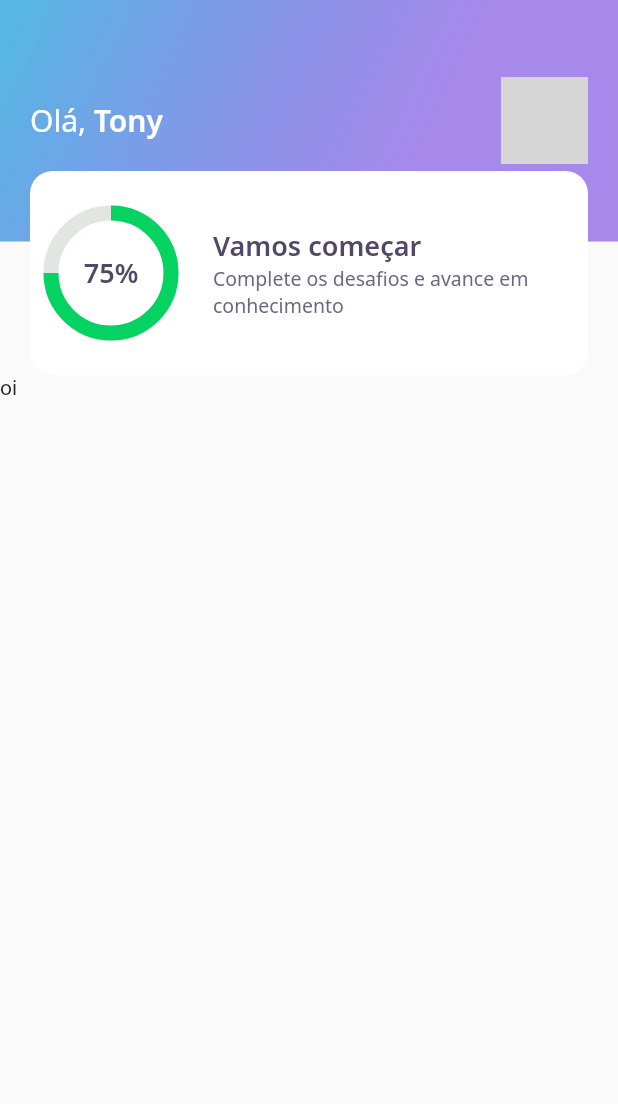
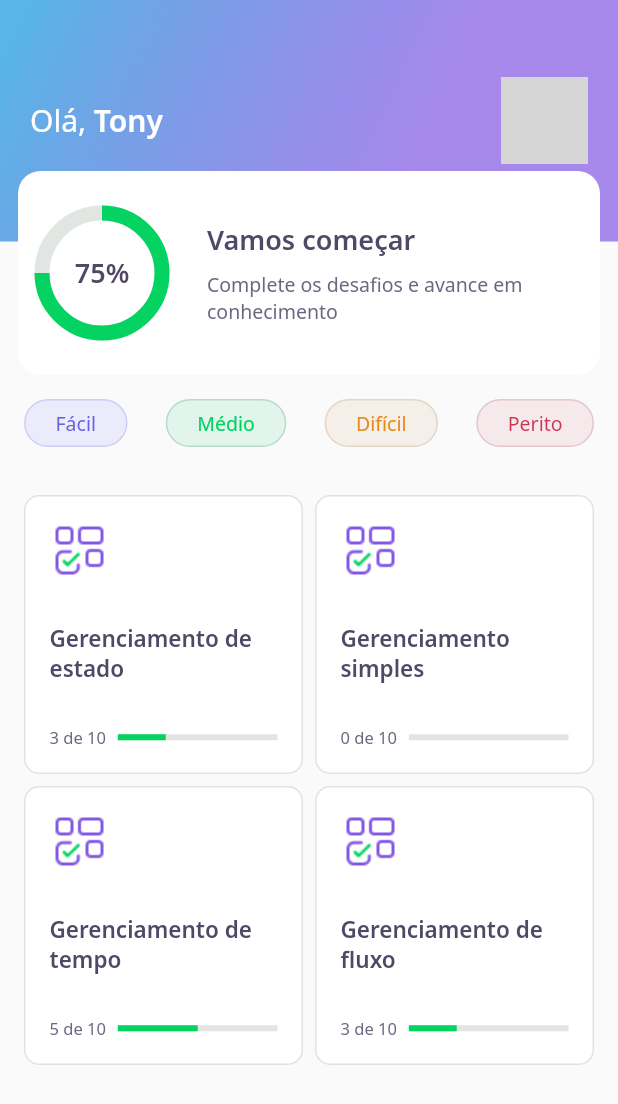
Before and after one commit to otonielduarte/nlw-05-flutter, a Flutter app: the HomePage screen opened directly, on a phone screen of 412 x 824 dp. Shown: the top 1104 px of the screen. Run offline on Flutter 3.47's test engine with Material 2 defaults, Android fonts, the phone set to English and light mode, and no system bars; our stand-ins replace google_fonts; network calls fail; grey boxes are pictures that could not be loaded.

Commit message:
Lesson 2

```diff
--- a/lib/core/app_widget.dart
+++ b/lib/core/app_widget.dart
@@ -1,12 +1,14 @@
 import 'package:flutter/material.dart';
+import 'package:flutter_nlw_05/challenge/challenge_page.dart';
 import 'package:flutter_nlw_05/home/home_page.dart';
 
 class AppWidget extends StatelessWidget {
   @override
   Widget build(BuildContext context) {
     return MaterialApp(
+      debugShowCheckedModeBanner: false,
       title: "DevQuiz",
-      home: HomePage(),
+      home: ChallengePage(),
     );
   }
 }
--- a/lib/home/home_page.dart
+++ b/lib/home/home_page.dart
@@ -1,5 +1,8 @@
 import 'package:flutter/material.dart';
+import 'package:flutter_nlw_05/core/core.dart';
 import 'package:flutter_nlw_05/home/widgets/appbar/app_bar_widget.dart';
+import 'package:flutter_nlw_05/home/widgets/level_button/level_button_widget.dart';
+import 'package:flutter_nlw_05/home/widgets/quizCard/quiz_card_widget.dart';
 
 class HomePage extends StatefulWidget {
   HomePage({Key? key}) : super(key: key);
@@ -14,7 +17,57 @@ class _HomePageState extends State<HomePage> {
     return Scaffold(
       appBar: AppBarWidget(),
       body: Container(
-        child: Text('oi'),
+        padding: EdgeInsets.all(16),
+        child: Column(
+          children: [
+            Row(
+              mainAxisAlignment: MainAxisAlignment.spaceBetween,
+              children: [
+                LevelButton("Fácil"),
+                LevelButton("Médio"),
+                LevelButton("Difícil"),
+                LevelButton("Perito"),
+              ],
+            ),
+            SizedBox(height: 16),
+            Expanded(
+              child: Container(
+                child: GridView.count(
+                  crossAxisCount: 2,
+                  crossAxisSpacing: 8,
+                  mainAxisSpacing: 8,
+                  padding: EdgeInsets.only(top: 16),
+                  children: [
+                    QuizCard(
+                      "Gerenciamento de estado",
+                      iconAsset: AppImages.blocks,
+                      current: 3,
+                      max: 10,
+                    ),
+                    QuizCard(
+                      "Gerenciamento simples",
+                      iconAsset: AppImages.blocks,
+                      current: 0,
+                      max: 10,
+                    ),
+                    QuizCard(
+                      "Gerenciamento de tempo",
+                      iconAsset: AppImages.blocks,
+                      current: 5,
+                      max: 10,
+                    ),
+                    QuizCard(
+                      "Gerenciamento de fluxo",
+                      iconAsset: AppImages.blocks,
+                      current: 3,
+                      max: 10,
+                    ),
+                  ],
+                ),
+              ),
+            )
+          ],
+        ),
       ),
     );
   }
--- a/lib/home/widgets/appbar/app_bar_widget.dart
+++ b/lib/home/widgets/appbar/app_bar_widget.dart
@@ -46,7 +46,10 @@ class AppBarWidget extends PreferredSize {
                     ],
                   ),
                 ),
-                Align(alignment: Alignment(0.0, 1.0), child: ScoreCardWidget()),
+                Align(
+                  alignment: Alignment(0.0, 1.0),
+                  child: ScoreCardWidget(),
+                ),
               ],
             ),
           ),
--- /dev/null
+++ b/lib/home/widgets/level_button/level_button_widget.dart
@@ -0,0 +1,62 @@
+import 'package:flutter/material.dart';
+import 'package:flutter_nlw_05/core/core.dart';
+import 'package:google_fonts/google_fonts.dart';
+
+class LevelButton extends StatelessWidget {
+  final String _name;
+
+  LevelButton(
+    this._name, {
+    Key? key,
+  }) : super(key: key);
+
+  final config = {
+    "Fácil": {
+      "color": AppColors.levelButtonFacil,
+      "borderColor": AppColors.levelButtonBorderFacil,
+      "fontColor": AppColors.levelButtonTextFacil
+    },
+    "Médio": {
+      "color": AppColors.levelButtonMedio,
+      "borderColor": AppColors.levelButtonBorderMedio,
+      "fontColor": AppColors.levelButtonTextMedio
+    },
+    "Difícil": {
+      "color": AppColors.levelButtonDificil,
+      "borderColor": AppColors.levelButtonBorderDificil,
+      "fontColor": AppColors.levelButtonTextDificil
+    },
+    "Perito": {
+      "color": AppColors.levelButtonPerito,
+      "borderColor": AppColors.levelButtonBorderPerito,
+      "fontColor": AppColors.levelButtonTextPerito
+    },
+  };
+
+  Color get color => config[_name]!['color']!;
+  Color get borderColor => config[_name]!['borderColor']!;
+  Color get fontColor => config[_name]!['fontColor']!;
+
+  @override
+  Widget build(BuildContext context) {
+    return Container(
+      decoration: BoxDecoration(
+        borderRadius: BorderRadius.circular(28),
+        border: Border.fromBorderSide(BorderSide(color: borderColor)),
+        color: color,
+      ),
+      child: Padding(
+        padding: const EdgeInsets.symmetric(horizontal: 20, vertical: 6),
+        child: Text(
+          _name,
+          style: GoogleFonts.notoSans(
+            color: fontColor,
+            fontWeight: FontWeight.w400,
+            backgroundColor: color,
+            fontSize: 13,
+          ),
+        ),
+      ),
+    );
+  }
+}
--- /dev/null
+++ b/lib/home/widgets/quizCard/quiz_card_widget.dart
@@ -0,0 +1,60 @@
+import 'package:flutter/material.dart';
+import 'package:flutter_nlw_05/core/core.dart';
+import 'package:flutter_nlw_05/shared/widgets/progress_indicator_widget.dart';
+
+class QuizCard extends StatelessWidget {
+  final String iconAsset;
+  final String _title;
+  final int current;
+  final int max;
+  const QuizCard(
+    this._title, {
+    Key? key,
+    required this.iconAsset,
+    required this.current,
+    required this.max,
+  }) : super(key: key);
+
+  @override
+  Widget build(BuildContext context) {
+    return Container(
+      padding: EdgeInsets.all(16),
+      decoration: BoxDecoration(
+        border: Border.fromBorderSide(BorderSide(color: AppColors.border)),
+        color: AppColors.white,
+        borderRadius: BorderRadius.circular(10),
+      ),
+      child: Column(
+        mainAxisAlignment: MainAxisAlignment.spaceBetween,
+        crossAxisAlignment: CrossAxisAlignment.start,
+        children: [
+          Container(
+            width: 40,
+            height: 40,
+            child: Image.asset(iconAsset),
+          ),
+          Text(
+            _title,
+            style: AppTextStyles.heading15,
+          ),
+          Row(
+            children: [
+              Padding(
+                padding: const EdgeInsets.only(right: 8),
+                child: Text(
+                  '$current de $max',
+                  style: AppTextStyles.body11,
+                ),
+              ),
+              Expanded(
+                child: ProgressIndicatorWidget(
+                  value: current / max,
+                ),
+              ),
+            ],
+          )
+        ],
+      ),
+    );
+  }
+}
--- a/lib/home/widgets/score_card/score_card_widget.dart
+++ b/lib/home/widgets/score_card/score_card_widget.dart
@@ -11,7 +11,7 @@ class _ScoreCardWidgetState extends State<ScoreCardWidget> {
   @override
   Widget build(BuildContext context) {
     return Container(
-      margin: EdgeInsets.symmetric(horizontal: 20),
+      margin: EdgeInsets.symmetric(horizontal: 12),
       height: 136,
       width: double.maxFinite,
       padding: EdgeInsets.symmetric(horizontal: 10),
@@ -20,6 +20,7 @@ class _ScoreCardWidgetState extends State<ScoreCardWidget> {
         borderRadius: BorderRadius.circular(15),
       ),
       child: Row(
+        crossAxisAlignment: CrossAxisAlignment.center,
         children: [
           Expanded(flex: 1, child: ChartWidget()),
           Expanded(
@@ -31,6 +32,7 @@ class _ScoreCardWidgetState extends State<ScoreCardWidget> {
                 mainAxisAlignment: MainAxisAlignment.center,
                 children: [
                   Text("Vamos começar", style: AppTextStyles.heading),
+                  SizedBox(height: 8),
                   Text(
                     "Complete os desafios e avance em conhecimento",
                     style: AppTextStyles.body,
--- /dev/null
+++ b/lib/shared/widgets/progress_indicator_widget.dart
@@ -0,0 +1,20 @@
+import 'package:flutter/material.dart';
+import 'package:flutter_nlw_05/core/core.dart';
+
+class ProgressIndicatorWidget extends StatelessWidget {
+  final double value;
+
+  const ProgressIndicatorWidget({
+    Key? key,
+    required this.value,
+  }) : super(key: key);
+
+  @override
+  Widget build(BuildContext context) {
+    return LinearProgressIndicator(
+      value: value,
+      backgroundColor: AppColors.chartSecondary,
+      valueColor: AlwaysStoppedAnimation<Color>(AppColors.chartPrimary),
+    );
+  }
+}
```
Also changed, not shown: lib/challenge/challenge_page.dart (added, +23 -0 lines), lib/challenge/widgets/awnser/awnser.dart (added, +77 -0 lines), lib/challenge/widgets/question_indicator/question_indicator_widget.dart (added, +36 -0 lines), lib/challenge/widgets/quiz/quiz_widget.dart (added, +44 -0 lines), 2 other files.
